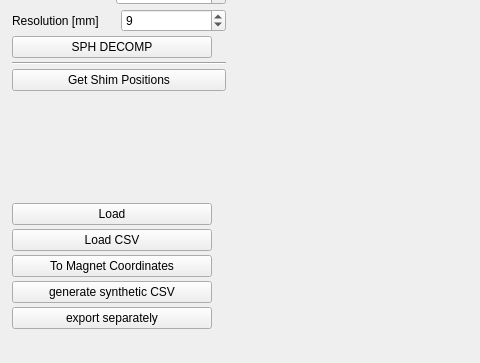
Qt form Software/COSI2/gui/field_viewer.ui (rst030/cosi-measure) before a commit; both pictures show x 0 to 480 and y 362 to 725 of the 1085 by 725 pixel window.
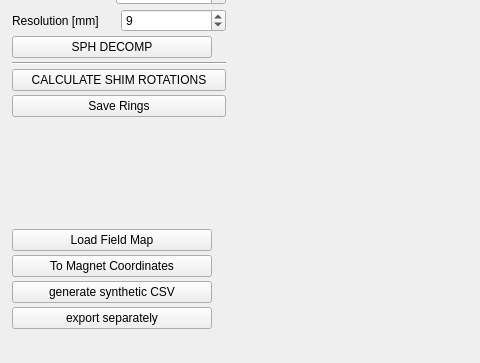
The same form after that commit.

Commit message: working shimming till positions

Patch:
```diff
--- a/Software/COSI2/gui/field_viewer.ui
+++ b/Software/COSI2/gui/field_viewer.ui
@@ -397,7 +397,14 @@
         <item>
          <widget class="QPushButton" name="get_shim_positions_btn">
           <property name="text">
-           <string>Get Shim Positions</string>
+           <string>CALCULATE SHIM ROTATIONS</string>
+          </property>
+         </widget>
+        </item>
+        <item>
+         <widget class="QPushButton" name="save_rings_button">
+          <property name="text">
+           <string>Save Rings</string>
           </property>
          </widget>
         </item>
@@ -414,19 +421,6 @@
           </property>
          </spacer>
         </item>
-        <item>
-         <widget class="QPushButton" name="load_button">
-          <property name="maximumSize">
-           <size>
-            <width>200</width>
-            <height>16777215</height>
-           </size>
-          </property>
-          <property name="text">
-           <string>Load</string>
-          </property>
-         </widget>
-        </item>
         <item>
          <widget class="QPushButton" name="load_csv_button">
           <property name="maximumSize">
@@ -436,7 +430,7 @@
            </size>
           </property>
           <property name="text">
-           <string>Load CSV</string>
+           <string>Load Field Map</string>
           </property>
          </widget>
         </item>
```
Left out of the diff: 2 changed lines with no effect on the pictures. The commit also changes 16 other files.
